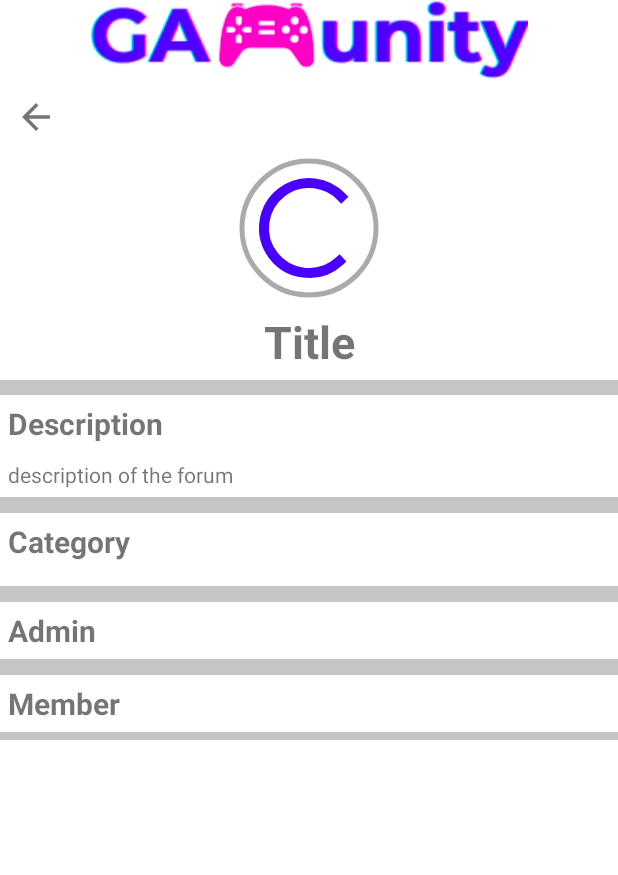
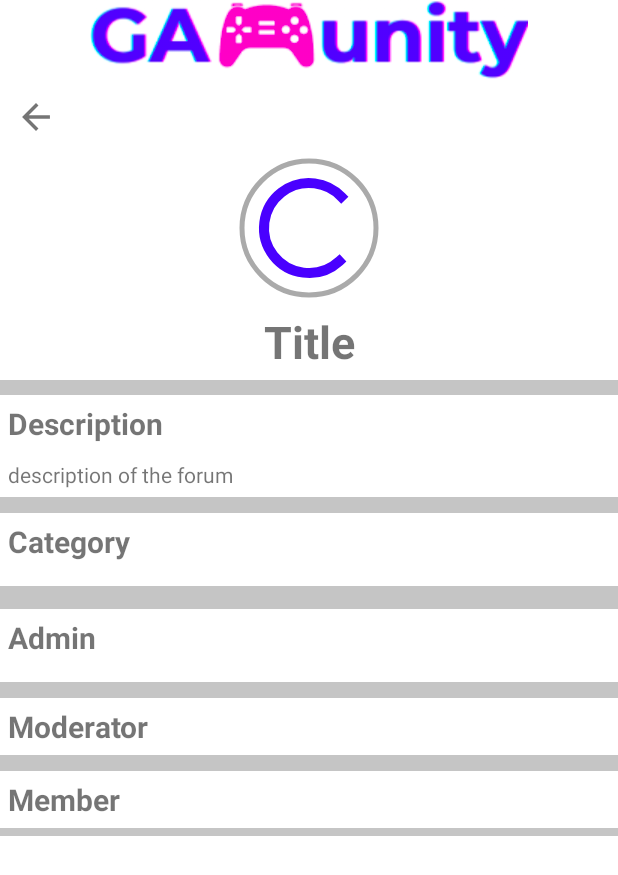
Before and after one commit to Kisari/GAMunity-Android-Development, an Android app: the ForumMoreInfoView screen opened directly, with no data from a screen before it, on a phone screen of 412 x 824 dp. Shown: the top 875 px of the screen. Run offline under Robolectric (Android 15) with nearby library versions, the phone set to English and light mode, and no system bars; our stand-ins replace Firebase (no records; nobody signed in at launch, a user with empty details on screens opened directly); 1 statement that could not run was skipped.

Commit message:
fix db update

```diff
--- a/app/src/main/java/rmitcom/asm1/gamunity/components/views/forum/ForumMoreInfoView.java
+++ b/app/src/main/java/rmitcom/asm1/gamunity/components/views/forum/ForumMoreInfoView.java
@@ -1,26 +1,19 @@
 package rmitcom.asm1.gamunity.components.views.forum;
 
-import androidx.annotation.NonNull;
 import androidx.appcompat.app.AppCompatActivity;
 
 import android.content.Intent;
-import android.net.Uri;
 import android.os.Bundle;
 import android.util.Log;
-import android.view.View;
 import android.widget.ListView;
 import android.widget.ProgressBar;
 import android.widget.TextView;
 
-import com.google.android.gms.tasks.OnCompleteListener;
-import com.google.android.gms.tasks.Task;
 import com.google.android.material.imageview.ShapeableImageView;
 import com.google.firebase.auth.FirebaseAuth;
 import com.google.firebase.firestore.DocumentReference;
 import com.google.firebase.firestore.DocumentSnapshot;
 import com.google.firebase.firestore.FirebaseFirestore;
-
-import org.checkerframework.checker.units.qual.C;
 
 import java.util.ArrayList;
 import java.util.Objects;
@@ -43,7 +36,7 @@ public class ForumMoreInfoView extends AppCompatActivity {
     private TextView moreInfoTitle, moreInfoDescription, returnBackButton;
     private ShapeableImageView forumIcon;
     private ProgressBar forumIconProgressBar;
-    private ListView moreInfoAdmins, moreInfoMembers, moreInfoCategory;
+    private ListView moreInfoModerators, moreInfoMembers, moreInfoAdmin, moreInfoCategory;
     private Constant constant = new Constant();
     @Override
     protected void onCreate(Bundle savedInstanceState) {
@@ -64,7 +57,8 @@ public class ForumMoreInfoView extends AppCompatActivity {
         moreInfoTitle = findViewById(R.id.moreInfoTitle);
         moreInfoDescription = findViewById(R.id.moreInfoDescription);
         moreInfoCategory = findViewById(R.id.moreInfoCategory);
-        moreInfoAdmins = findViewById(R.id.moreInfoAdminList);
+        moreInfoAdmin = findViewById(R.id.moreInfoAdmin);
+        moreInfoModerators = findViewById(R.id.moreInfoModeratorList);
         moreInfoMembers = findViewById(R.id.moreInfoMemberList);
         returnBackButton = findViewById(R.id.returnBack);
 
--- a/app/src/main/java/rmitcom/asm1/gamunity/components/views/post/CreatePostView.java
+++ b/app/src/main/java/rmitcom/asm1/gamunity/components/views/post/CreatePostView.java
@@ -221,7 +221,7 @@ public class CreatePostView extends AppCompatActivity {
                     String postId = documentReference.getId();
 
                     db.collection("users").document(userId)
-                            .update("ownedPostIds", FieldValue.arrayUnion(postId));
+                            .update("postIds", FieldValue.arrayUnion(postId));
                     db.collection("FORUMS").document(forumId)
                             .update("postIds", FieldValue.arrayUnion(postId));
 
--- a/app/src/main/java/rmitcom/asm1/gamunity/components/views/post/PostView.java
+++ b/app/src/main/java/rmitcom/asm1/gamunity/components/views/post/PostView.java
@@ -647,12 +647,15 @@ public class PostView extends AppCompatActivity implements CommentListAdapter.Co
                                 Comment comment = new Comment(id);
                                 commentList.add(comment);
                             }
+                        }
 
+                        if (commentList != null) {
                             CommentListAdapter commentListAdapter = new CommentListAdapter(context, R.layout.ui_comment_list_view_item, commentList);
                             for (String id: commentIdsList) {
                                 commentListAdapter.deleteCommentFromForum(id);
                             }
                         }
+
                     }
 
                     postData.delete();
--- a/app/src/main/res/layout/activity_forum_more_info_view.xml
+++ b/app/src/main/res/layout/activity_forum_more_info_view.xml
@@ -117,10 +117,38 @@
         </LinearLayout>
 
         <LinearLayout
+            android:layout_width="match_parent"
+            android:layout_height="wrap_content"
+            android:layout_below="@id/category"
+            android:orientation="vertical">
+            <LinearLayout
                 android:id="@+id/admin"
                 android:layout_width="match_parent"
                 android:layout_height="wrap_content"
-            android:layout_below="@id/category"
+                android:paddingTop="10dp"
+                android:paddingBottom="5dp"
+                android:background="#c5c5c5"
+                android:orientation="vertical">
+                <TextView
+                    android:layout_width="match_parent"
+                    android:layout_height="wrap_content"
+                    android:padding="5dp"
+                    android:text="Admin"
+                    android:textSize="20sp"
+                    android:background="@color/white"
+                    android:textStyle="bold"/>
+                <ListView
+                    android:id="@+id/moreInfoAdmin"
+                    android:layout_width="match_parent"
+                    android:layout_height="wrap_content"
+                    android:background="@color/white"
+                    android:padding="5dp"/>
+            </LinearLayout>
+
+            <LinearLayout
+                android:id="@+id/moderator"
+                android:layout_width="match_parent"
+                android:layout_height="wrap_content"
                 android:paddingTop="5dp"
                 android:paddingBottom="5dp"
                 android:background="#c5c5c5"
@@ -129,12 +157,12 @@
                     android:layout_width="match_parent"
                     android:layout_height="wrap_content"
                     android:padding="5dp"
-                android:text="@string/admin"
+                    android:text="@string/moderator"
                     android:textSize="20sp"
                     android:background="@color/white"
                     android:textStyle="bold"/>
                 <ListView
-                android:id="@+id/moreInfoAdminList"
+                    android:id="@+id/moreInfoModeratorList"
                     android:layout_width="match_parent"
                     android:layout_height="wrap_content"
                     android:background="@color/white"/>
@@ -144,7 +172,6 @@
                 android:id="@+id/member"
                 android:layout_width="match_parent"
                 android:layout_height="wrap_content"
-            android:layout_below="@id/admin"
                 android:paddingTop="5dp"
                 android:paddingBottom="5dp"
                 android:background="#c5c5c5"
@@ -163,6 +190,7 @@
                     android:layout_height="wrap_content"
                     android:background="@color/white"/>
             </LinearLayout>
+        </LinearLayout>
     </RelativeLayout>
 
 </FrameLayout>
--- a/app/src/main/res/values/strings.xml
+++ b/app/src/main/res/values/strings.xml
@@ -28,4 +28,5 @@
     <string name="edit_forum">Edit Forum</string>
     <string name="member">Member</string>
     <string name="notification_chanel">Notification Chanel</string>
+    <string name="moderator">Moderator</string>
 </resources>
```
Also changed, not shown: app/src/main/java/rmitcom/asm1/gamunity/components/views/comment/CreateCommentForm.java (+12 -14 lines), app/src/main/res/layout/activity_post_view.xml (+7 -2 lines), app/src/main/res/layout/ui_member_list_view_item.xml (+6 -3 lines). Lines whose indentation alone changed are shown as unchanged.
